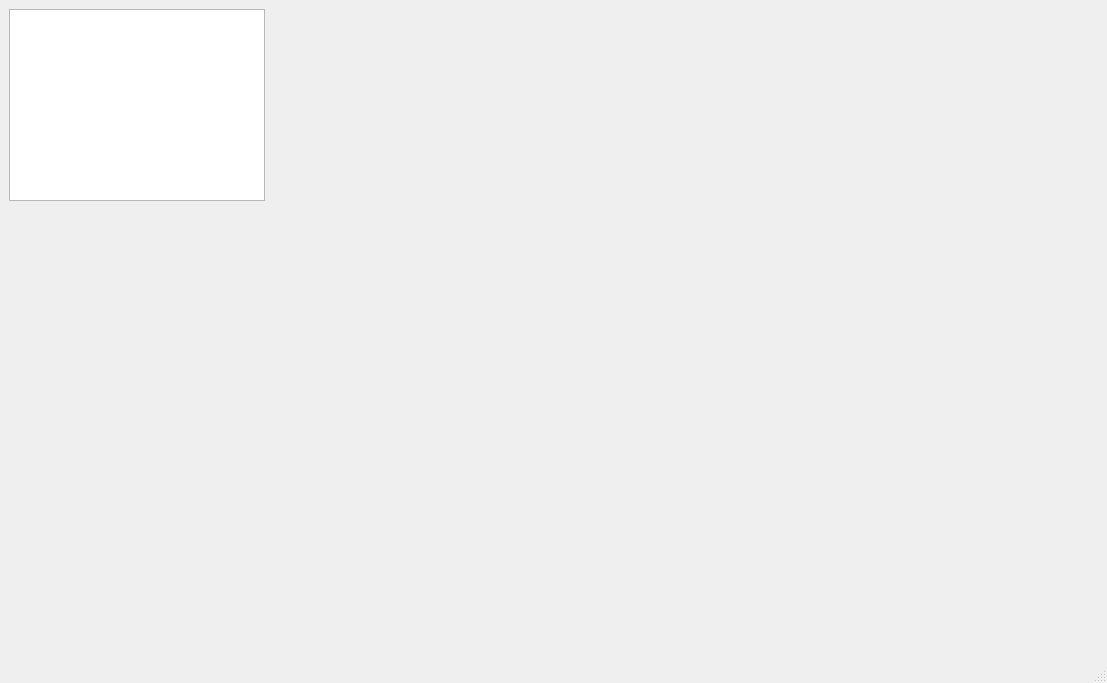
This is Jobs-of-SoftwareEngineer/Codeing/Scut/teacher.ui in CSLP/CPP as Qt 5 draws it before an edit. The edited form follows.
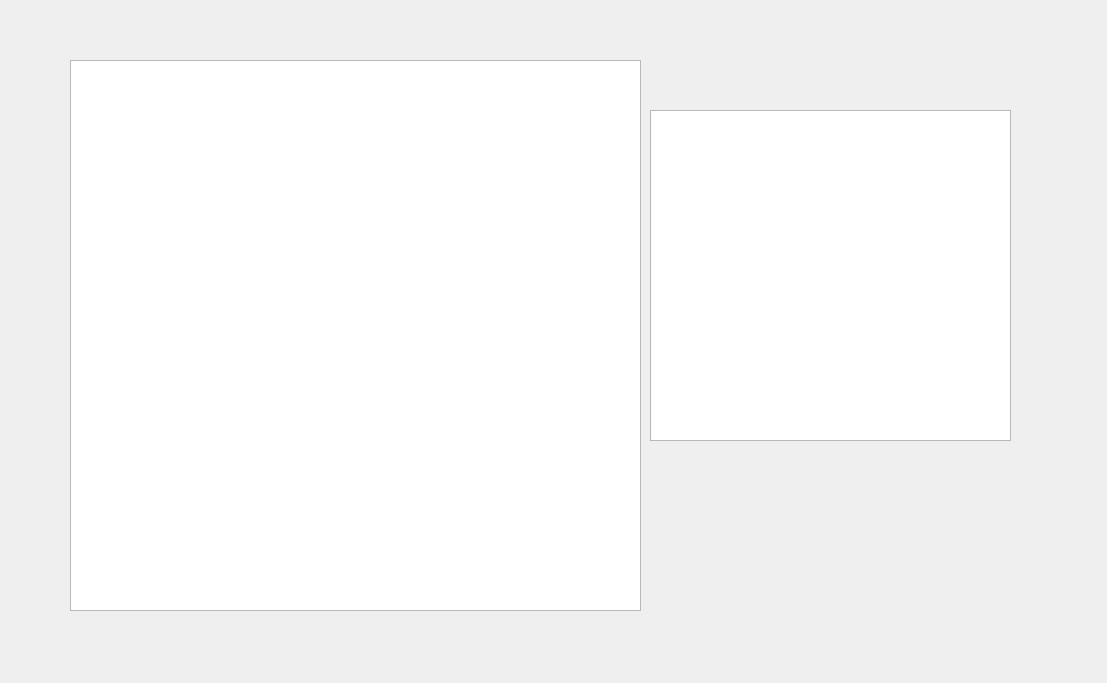
This is the edited form.

Patch:
```diff
--- a/Jobs-of-SoftwareEngineer/Codeing/Scut/teacher.ui
+++ b/Jobs-of-SoftwareEngineer/Codeing/Scut/teacher.ui
@@ -17,24 +17,22 @@
    <widget class="QListWidget" name="listWidget">
     <property name="geometry">
      <rect>
-      <x>9</x>
-      <y>9</y>
-      <width>256</width>
-      <height>192</height>
+      <x>70</x>
+      <y>60</y>
+      <width>571</width>
+      <height>551</height>
      </rect>
     </property>
    </widget>
-   <widget class="QStackedWidget" name="stackedWidget">
+   <widget class="QTextBrowser" name="textBrowser">
     <property name="geometry">
      <rect>
-      <x>530</x>
-      <y>0</y>
-      <width>541</width>
-      <height>608</height>
+      <x>650</x>
+      <y>110</y>
+      <width>361</width>
+      <height>331</height>
      </rect>
     </property>
-    <widget class="QWidget" name="page"/>
-    <widget class="QWidget" name="page_2"/>
    </widget>
   </widget>
   <widget class="QMenuBar" name="menubar">
@@ -47,7 +45,6 @@
     </rect>
    </property>
   </widget>
-  <widget class="QStatusBar" name="statusbar"/>
  </widget>
  <resources/>
  <connections/>
```
